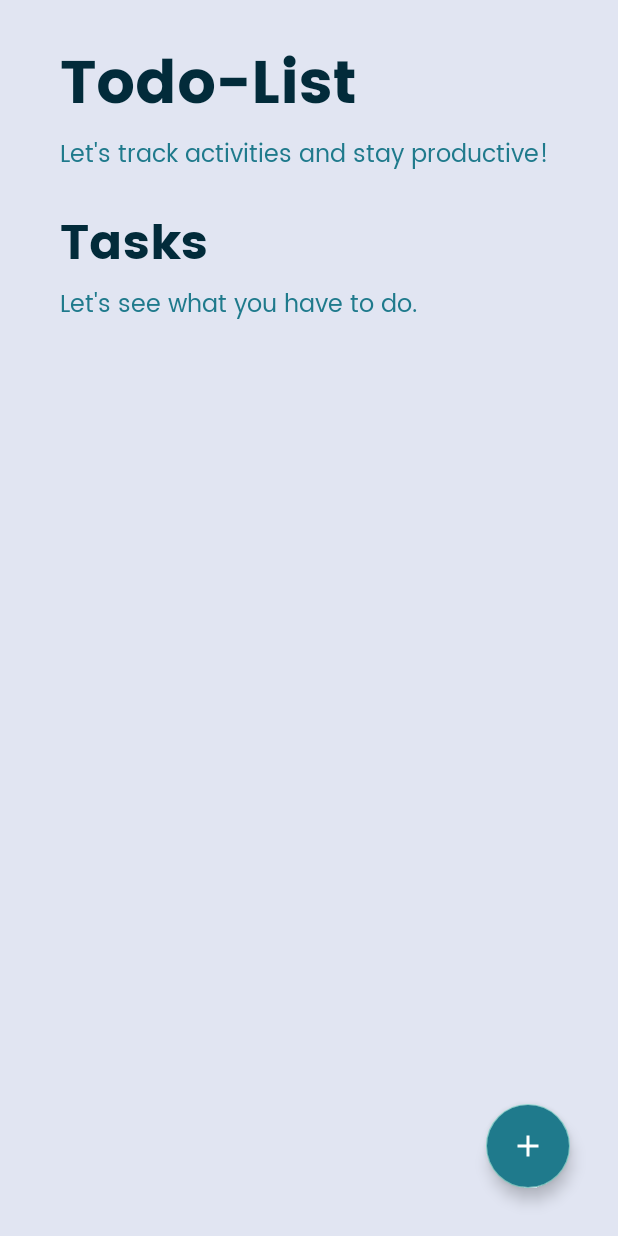
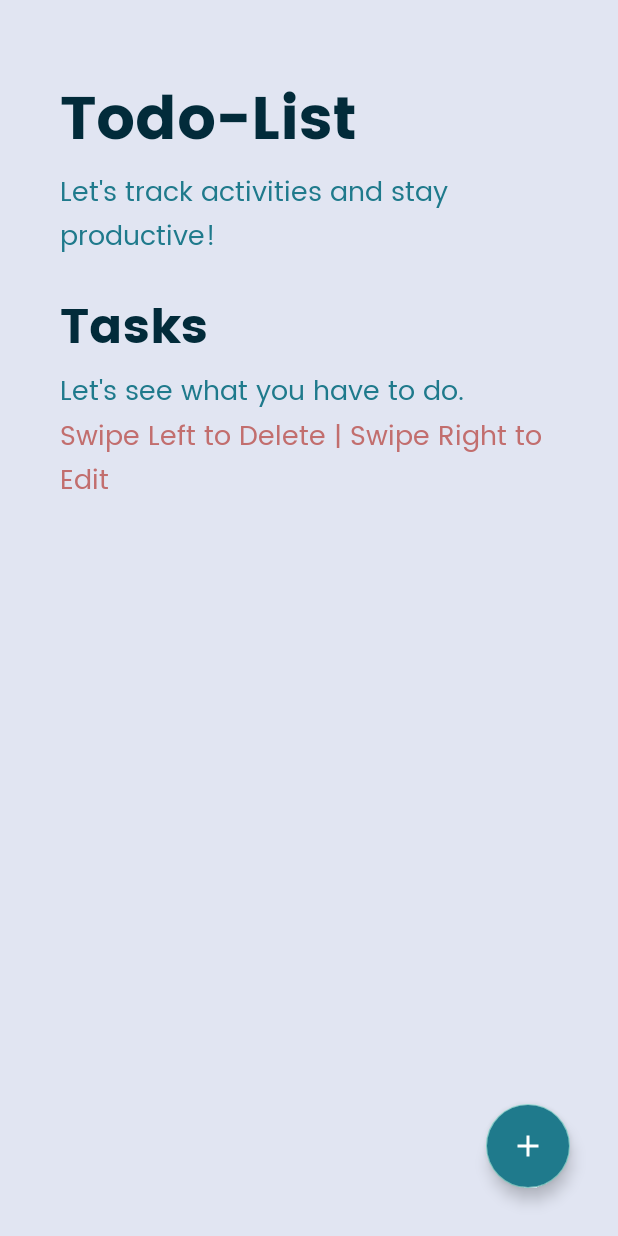
Before and after one commit to deeckn/TODOLIST, an Android app: the screen it shows after launch (MainActivity), on a phone screen of 412 x 824 dp. Run offline under Robolectric (Android 15) with nearby library versions, the phone set to English and light mode, and no system bars.

Commit message:
Added prompt for UI/UX

```diff
--- a/app/src/main/res/layout/activity_main.xml
+++ b/app/src/main/res/layout/activity_main.xml
@@ -11,7 +11,7 @@
         android:layout_width="match_parent"
         android:layout_height="wrap_content"
         android:orientation="vertical"
-        android:paddingTop="24dp"
+        android:paddingTop="48dp"
         android:paddingHorizontal="40dp">
 
         <TextView
@@ -30,7 +30,7 @@
             android:fontFamily="@font/poppins"
             android:text="@string/title_description"
             android:textColor="@color/metallic_seaweed"
-            android:textSize="16sp" />
+            android:textSize="18sp" />
 
         <TextView
             android:id="@+id/tasks_title_text"
@@ -49,7 +49,16 @@
             android:fontFamily="@font/poppins"
             android:text="@string/task_description"
             android:textColor="@color/metallic_seaweed"
-            android:textSize="16sp" />
+            android:textSize="18sp" />
+
+        <TextView
+            android:id="@+id/swipe_prompt"
+            android:layout_width="match_parent"
+            android:layout_height="wrap_content"
+            android:text="@string/swipe_left_to_delete_swipe_right_to_edit"
+            android:fontFamily="@font/poppins"
+            android:textColor="@color/red"
+            android:textSize="18sp"/>
 
         <androidx.recyclerview.widget.RecyclerView
             android:id="@+id/tasks_recyclerview"
--- a/app/src/main/res/values/strings.xml
+++ b/app/src/main/res/values/strings.xml
@@ -8,4 +8,5 @@
     <string name="new_task">New Task</string>
     <string name="save">Save</string>
     <string name="add">Add</string>
+    <string name="swipe_left_to_delete_swipe_right_to_edit">Swipe Left to Delete | Swipe Right to Edit</string>
 </resources>
```
